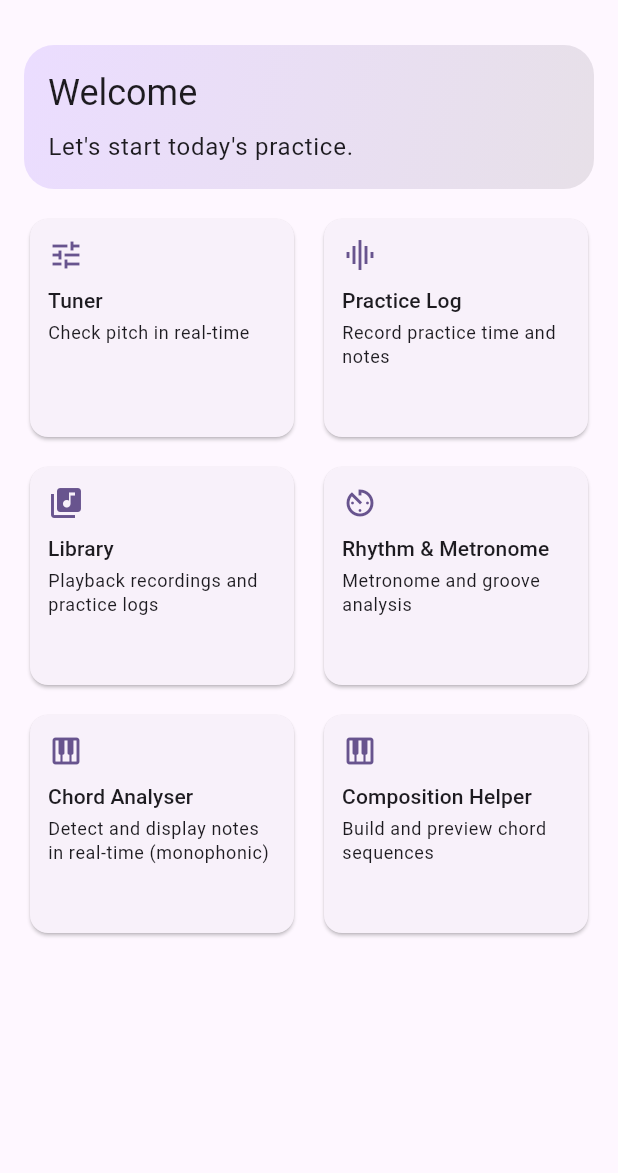
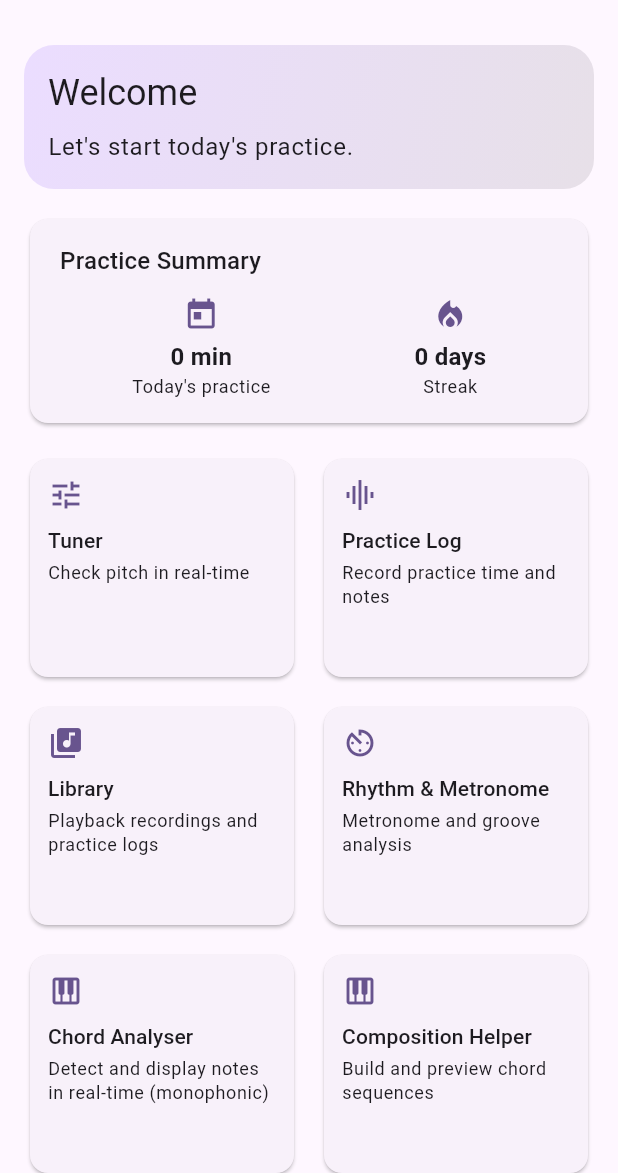
Before and after one commit to str-y/music-life, a Flutter app: the screen it shows after launch, on a phone screen of 412 x 824 dp, the part 63-1236 px from its top. Run offline on Flutter 3.47's test engine with Material 3 defaults, Android fonts, the phone set to English and light mode, and no system bars; our stand-ins replace audio_service, flutter_riverpod, go_router, google_mobile_ads, in_app_review, just_audio and 6 more; missing offline and left inert: dart:ffi, file_selector, record; accounts and stored records are empty; generated files the repository leaves out were written again; statements that could not run were skipped.

Commit message:
feat: add main-screen practice summary dashboard
Co-authored-by: str-y <115670820+str-y@users.noreply.github.com>

```diff
--- a/lib/l10n/app_en.arb
+++ b/lib/l10n/app_en.arb
@@ -155,6 +155,18 @@
   "welcomeSubtitle": "Let's start today's practice.",
   "@welcomeSubtitle": {
     "description": "Welcome sub-headline on the main screen"
+  },
+  "practiceSummaryTitle": "Practice Summary",
+  "@practiceSummaryTitle": {
+    "description": "Title for the practice summary dashboard on the main screen"
+  },
+  "todayPracticeTime": "Today's practice",
+  "@todayPracticeTime": {
+    "description": "Label for today's total practice time in the main dashboard"
+  },
+  "streakDays": "Streak",
+  "@streakDays": {
+    "description": "Label for consecutive practice days in the main dashboard"
   },
 
   "tunerTitle": "Tuner",
--- a/lib/l10n/app_ja.arb
+++ b/lib/l10n/app_ja.arb
@@ -31,6 +31,9 @@
   "retry": "再試行",
   "welcomeTitle": "ようこそ",
   "welcomeSubtitle": "今日の練習をはじめましょう。",
+  "practiceSummaryTitle": "練習サマリー",
+  "todayPracticeTime": "今日の練習",
+  "streakDays": "ストリーク",
   "tunerTitle": "チューナー",
   "tunerSubtitle": "音程をリアルタイムで確認",
   "playSound": "音を鳴らしてください",
--- a/lib/providers/library_provider.dart
+++ b/lib/providers/library_provider.dart
@@ -49,6 +49,52 @@ class MonthlyPracticeStats {
   final Set<int> practiceDays;
   final int totalMinutes;
 }
+
+class PracticeSummaryStats {
+  const PracticeSummaryStats({
+    this.todayMinutes = 0,
+    this.streakDays = 0,
+  });
+
+  final int todayMinutes;
+  final int streakDays;
+}
+
+PracticeSummaryStats computePracticeSummary(
+  List<PracticeLogEntry> logs, {
+  DateTime? now,
+}) {
+  final today = _toDateOnly(now ?? DateTime.now());
+  final uniquePracticeDates = logs.map((log) => _toDateOnly(log.date)).toSet();
+  final todayMinutes = logs
+      .where((log) => _toDateOnly(log.date) == today)
+      .fold(0, (sum, log) => sum + log.durationMinutes);
+  final yesterday = today.subtract(const Duration(days: 1));
+
+  final streakStartDate = uniquePracticeDates.contains(today)
+      ? today
+      : uniquePracticeDates.contains(yesterday)
+          ? yesterday
+          : null;
+
+  if (streakStartDate == null) {
+    return PracticeSummaryStats(todayMinutes: todayMinutes);
+  }
+
+  var streakDays = 0;
+  var cursor = streakStartDate;
+  while (uniquePracticeDates.contains(cursor)) {
+    streakDays++;
+    cursor = cursor.subtract(const Duration(days: 1));
+  }
+
+  return PracticeSummaryStats(
+    todayMinutes: todayMinutes,
+    streakDays: streakDays,
+  );
+}
+
+DateTime _toDateOnly(DateTime date) => DateTime(date.year, date.month, date.day);
 
 // ---------------------------------------------------------------------------
 // Notifier
--- a/lib/screens/main_screen.dart
+++ b/lib/screens/main_screen.dart
@@ -5,6 +5,7 @@ import 'package:url_launcher/url_launcher.dart';
 
 import '../l10n/app_localizations.dart';
 import '../providers/app_settings_provider.dart';
+import '../providers/library_provider.dart';
 import '../repositories/backup_repository.dart';
 import '../repositories/settings_repository.dart';
 import '../services/ad_service.dart';
@@ -142,6 +143,8 @@ class _MainScreenState extends ConsumerState<MainScreen>
   Widget build(BuildContext context) {
     final l10n = AppLocalizations.of(context)!;
     final settings = ref.watch(appSettingsProvider);
+    final libraryState = ref.watch(libraryProvider);
+    final practiceSummary = computePracticeSummary(libraryState.logs);
     final entranceCurve = CurvedAnimation(
       parent: _entranceCtrl,
       curve: Curves.easeOutCubic,
@@ -195,6 +198,44 @@ class _MainScreenState extends ConsumerState<MainScreen>
                       Text(
                         l10n.welcomeSubtitle,
                         style: Theme.of(context).textTheme.bodyLarge,
+                      ),
+                    ],
+                  ),
+                ),
+              ),
+              const SizedBox(height: 16),
+              Card(
+                child: Padding(
+                  padding: const EdgeInsets.symmetric(
+                    vertical: 16,
+                    horizontal: 20,
+                  ),
+                  child: Column(
+                    crossAxisAlignment: CrossAxisAlignment.start,
+                    children: [
+                      Text(
+                        l10n.practiceSummaryTitle,
+                        style: Theme.of(context).textTheme.titleMedium,
+                      ),
+                      const SizedBox(height: 12),
+                      Row(
+                        mainAxisAlignment: MainAxisAlignment.spaceAround,
+                        children: [
+                          _SummaryMetric(
+                            icon: Icons.today,
+                            value: l10n.durationMinutes(
+                              practiceSummary.todayMinutes,
+                            ),
+                            label: l10n.todayPracticeTime,
+                          ),
+                          _SummaryMetric(
+                            icon: Icons.local_fire_department,
+                            value: l10n.practiceDayCount(
+                              practiceSummary.streakDays,
+                            ),
+                            label: l10n.streakDays,
+                          ),
+                        ],
                       ),
                     ],
                   ),
@@ -288,6 +329,37 @@ class _FeatureTile extends StatefulWidget {
 
   @override
   State<_FeatureTile> createState() => _FeatureTileState();
+}
+
+class _SummaryMetric extends StatelessWidget {
+  const _SummaryMetric({
+    required this.icon,
+    required this.value,
+    required this.label,
+  });
+
+  final IconData icon;
+  final String value;
+  final String label;
+
+  @override
+  Widget build(BuildContext context) {
+    final cs = Theme.of(context).colorScheme;
+    return Column(
+      mainAxisSize: MainAxisSize.min,
+      children: [
+        Icon(icon, color: cs.primary),
+        const SizedBox(height: 4),
+        Text(
+          value,
+          style: Theme.of(context).textTheme.titleMedium?.copyWith(
+                fontWeight: FontWeight.bold,
+              ),
+        ),
+        Text(label, style: Theme.of(context).textTheme.bodySmall),
+      ],
+    );
+  }
 }
 
 class _FeatureTileState extends State<_FeatureTile> {
```
Also changed, not shown: 1 other file.
